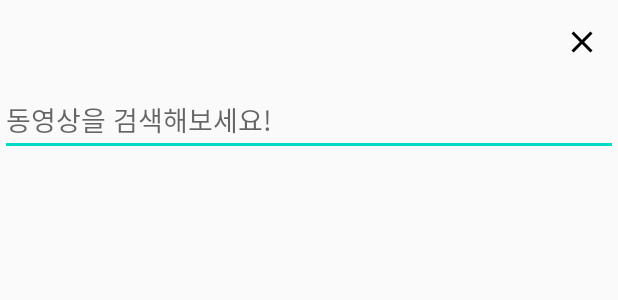
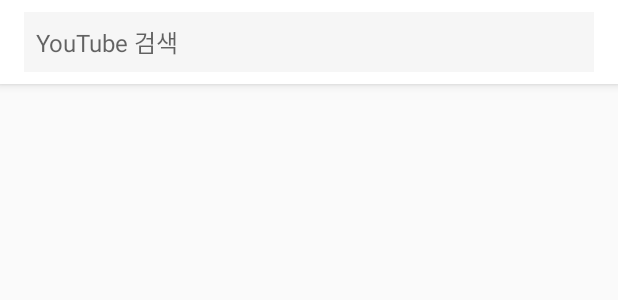
Before and after one commit to nurisis/YoutubeSearchApp, an Android app: the layout fragment_search.xml on its own in the app's theme, with its tools: preview values and no code run, on a phone screen of 412 x 824 dp. Shown: the top 300 px of the screen. Run offline under Robolectric (Android 15) with nearby library versions, the phone set to English and light mode, and no system bars.

```diff
--- a/app/src/main/java/com/hinuri/youtubesearchapp/util/BindingUtils.kt
+++ b/app/src/main/java/com/hinuri/youtubesearchapp/util/BindingUtils.kt
@@ -12,8 +12,8 @@ import com.hinuri.youtubesearchapp.R
 fun ImageView.loadImage(@Nullable path:String?) {
     Glide.with(this)
         .load(path ?: "")
-        .placeholder(R.color.grey_500)
-        .error(R.color.grey_500)
+        .placeholder(R.color.whiteGrey)
+        .error(R.color.whiteGrey)
         .centerCrop()
         .into(this)
 }
--- a/app/src/main/res/layout/activity_main.xml
+++ b/app/src/main/res/layout/activity_main.xml
@@ -5,6 +5,7 @@
     xmlns:tools="http://schemas.android.com/tools"
     android:layout_width="match_parent"
     android:layout_height="match_parent"
+    android:background="@color/white"
     tools:context=".ui.MainActivity">
 
     <fragment
--- a/app/src/main/res/layout/fragment_search.xml
+++ b/app/src/main/res/layout/fragment_search.xml
@@ -1,34 +1,53 @@
 <?xml version="1.0" encoding="utf-8"?>
 <layout xmlns:app="http://schemas.android.com/apk/res-auto">
-<androidx.constraintlayout.widget.ConstraintLayout
+<androidx.coordinatorlayout.widget.CoordinatorLayout
     xmlns:android="http://schemas.android.com/apk/res/android"
     xmlns:tools="http://schemas.android.com/tools"
     android:layout_width="match_parent"
     android:layout_height="match_parent"
     tools:context=".ui.SearchFragment">
 
-    <include
-        android:id="@+id/toolbar"
-        layout="@layout/layout_toolbar"/>
-
-    <EditText
-        android:id="@+id/et_search"
+    <com.google.android.material.appbar.AppBarLayout
+        android:id="@+id/appbar"
         android:layout_width="match_parent"
         android:layout_height="wrap_content"
-        app:layout_constraintLeft_toLeftOf="parent"
-        app:layout_constraintRight_toRightOf="parent"
-        app:layout_constraintTop_toBottomOf="@id/toolbar"
-        android:inputType="text"
-        android:imeOptions="actionSearch"
-        android:hint="동영상을 검색해보세요!"/>
+        android:background="@color/white"
+        android:elevation="0dp">
+
+        <com.google.android.material.appbar.CollapsingToolbarLayout
+            android:layout_width="match_parent"
+            android:layout_height="wrap_content"
+            app:layout_scrollFlags="scroll|enterAlways">
+            <EditText
+                android:id="@+id/et_search"
+                android:layout_width="match_parent"
+                android:layout_height="wrap_content"
+                android:textAppearance="@style/TEXT_H3"
+                android:layout_marginLeft="@dimen/padding_medium"
+                android:layout_marginRight="@dimen/padding_medium"
+                android:layout_marginTop="@dimen/padding_small"
+                android:layout_marginBottom="@dimen/padding_small"
+                android:inputType="text"
+                android:imeOptions="actionSearch"
+                android:background="@color/whiteGrey"
+                android:padding="@dimen/padding_small"
+                android:hint="YouTube 검색"/>
+        </com.google.android.material.appbar.CollapsingToolbarLayout>
+
+    </com.google.android.material.appbar.AppBarLayout>
 
     <androidx.recyclerview.widget.RecyclerView
         android:id="@+id/rv_videos"
         android:layout_width="match_parent"
+        android:layout_height="match_parent"
+        app:layout_behavior="@string/appbar_scrolling_view_behavior"/>
+
+    <ProgressBar
+        android:id="@+id/progress_bar"
+        android:layout_width="wrap_content"
         android:layout_height="wrap_content"
-        app:layout_constraintLeft_toLeftOf="parent"
-        app:layout_constraintRight_toRightOf="parent"
-        app:layout_constraintTop_toBottomOf="@id/et_search" />
+        android:layout_gravity="center"
+        android:visibility="gone"/>
 
-</androidx.constraintlayout.widget.ConstraintLayout>
+</androidx.coordinatorlayout.widget.CoordinatorLayout>
 </layout>
--- a/app/src/main/res/values/strings.xml
+++ b/app/src/main/res/values/strings.xml
@@ -7,5 +7,7 @@
     <string name="toolbar_search">영상 검색</string>
     <string name="toolbar_video_detail">영상 정보</string>
 
+    <string name="error_youtube_not_implement">여기서는 제공되지 않는 기능입니다😭</string>
+
     <string name="error_get_search_result">검색결과를 불러오는데 실패하였습니다😨 \n다시 시도해주세요!🙏</string>
 </resources>
--- a/app/src/main/res/values/styles.xml
+++ b/app/src/main/res/values/styles.xml
@@ -36,5 +36,11 @@
         <item name="android:textSize">14sp</item>
         <item name="android:lineSpacingExtra">3sp</item>
     </style>
+    <style name="TEXT_B2" parent="TEXT_COMMON_BLACK">
+        <item name="android:textSize">12sp</item>
+    </style>
+    <style name="TEXT_B3" parent="TEXT_COMMON_BLACK">
+        <item name="android:textSize">10sp</item>
+    </style>
 
 </resources>
--- a/entity/src/main/java/com/hinuri/entity/SearchQuery.kt
+++ b/entity/src/main/java/com/hinuri/entity/SearchQuery.kt
@@ -6,6 +6,6 @@ data class SearchQuery(
     var order:String = "relevance", // 디폴트 : relevance. date/rating/relevance/title/videoCount/viewCount
     val query:String, // 검색어
     var type :String = "video", // 검색 타입. video/channel/playlist
-    var videoEmbeddable:String = "any", // 웹페이지로 동영상을 퍼갈수 있는지 여부. any/true
-    var videoSyndicated:String = "any" // youtube.com 외부에서 재생할 수 있는 동영상만 포함 여부. any/true
+    var videoEmbeddable:String = "true", // 웹페이지로 동영상을 퍼갈수 있는지 여부. any/true
+    var videoSyndicated:String = "true" // youtube.com 외부에서 재생할 수 있는 동영상만 포함 여부. any/true
 )
```
Also changed, not shown: app/src/main/java/com/hinuri/youtubesearchapp/ui/SearchFragment.kt (+10 -4 lines), app/src/main/java/com/hinuri/youtubesearchapp/ui/SearchViewModel.kt (+6 -1 lines), app/src/main/java/com/hinuri/youtubesearchapp/ui/VideoDetailFragment.kt (+58 -5 lines), app/src/main/res/layout/fragment_search_bak.xml (added, +31 -0 lines), app/src/main/res/layout/fragment_video_detail.xml (+8 -4 lines), app/src/main/res/layout/item_video_list.xml (+27 -8 lines), entity/src/main/java/com/hinuri/entity/VideoItem.kt (+4 -3 lines).
